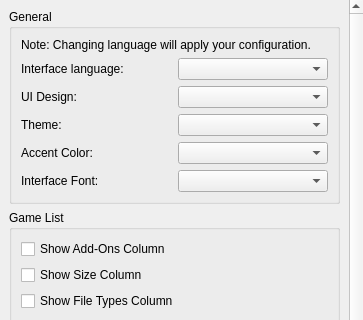
Qt form src/storm_switch/configuration/configure_ui.ui (ReiKatari/STORM_SWITCH) before a commit; both pictures show x 0 to 363 and y 0 to 320 of the 363 by 480 pixel window.
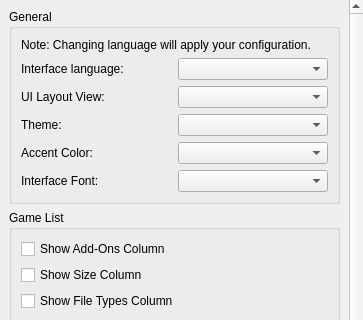
The same form after that commit.

Commit message: feat(ui): release 20.0.0 with 5 live UI views, 10 overlays, 28 controls & 20 3D gamepad skins

```diff
--- a/src/storm_switch/configuration/configure_ui.ui
+++ b/src/storm_switch/configuration/configure_ui.ui
@@ -166,7 +166,7 @@
               <item>
                <widget class="QLabel" name="design_label">
                 <property name="text">
-                 <string>UI Design:</string>
+                 <string>UI Layout View:</string>
                 </property>
                </widget>
               </item>
```
The commit also changes 86 other files.
